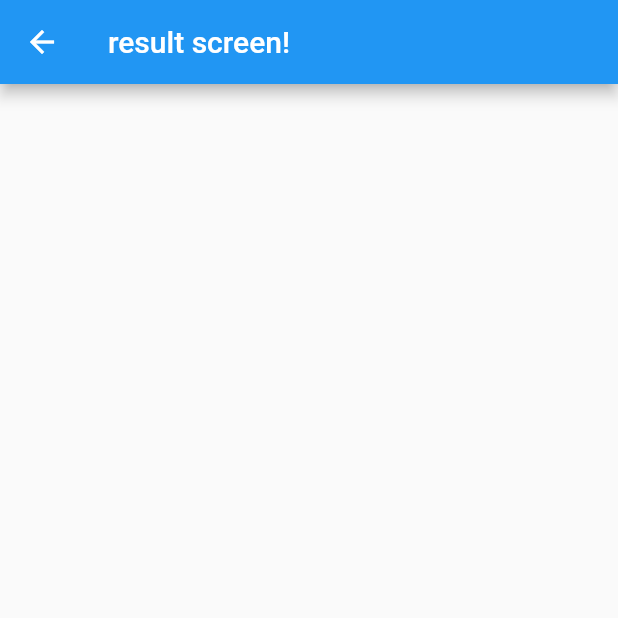
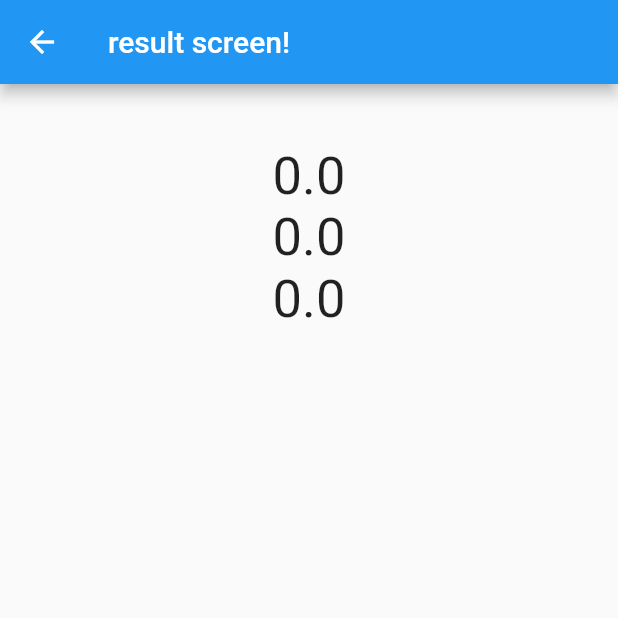
Before and after one commit to NeatKYU/calkulator, a Flutter app: the screen it shows after launch, after a tap on "계산!", on a phone screen of 412 x 824 dp, the top half of it. Run offline on Flutter 3.47's test engine with Material 2 defaults, Android fonts, the phone set to English and light mode, and no system bars; our stand-ins replace shared_preferences.

Commit message:
✨ provider 연결

```diff
--- a/lib/main.dart
+++ b/lib/main.dart
@@ -1,5 +1,7 @@
+import 'package:calkulator/providers/people_provider.dart';
 import 'package:calkulator/screens/calculation_screen.dart';
 import 'package:flutter/material.dart';
+import 'package:provider/provider.dart';
 
 void main() {
   runApp(const MyApp());
@@ -11,7 +13,11 @@ class MyApp extends StatelessWidget {
   // This widget is the root of your application.
   @override
   Widget build(BuildContext context) {
-    return MaterialApp(
+    return MultiProvider(
+      providers: [
+        ChangeNotifierProvider(create: (_) => PeopleProvider()),
+      ],
+      child: MaterialApp(
         title: 'Flutter Demo',
         theme: ThemeData(
             primarySwatch: Colors.blue,
@@ -21,6 +27,7 @@ class MyApp extends StatelessWidget {
               bodySmall: TextStyle(fontSize: 20),
             )),
         home: const CalculationScreen(),
+      ),
     );
   }
 }
--- a/lib/screens/calculation_screen.dart
+++ b/lib/screens/calculation_screen.dart
@@ -19,29 +19,24 @@ class CalculationScreen extends StatelessWidget {
           Row(
             children: [
               GenderBox(
-                  icon: Icon(Icons.male_outlined, size: 100),
-                  label: Text('male'),
-                  setGender: () {
-                    setGender('male');
-                  }),
+                icon: Icon(Icons.male_outlined, size: 100),
+                label: 'male',
+              ),
               GenderBox(
                 icon: Icon(Icons.female_outlined, size: 100),
-                label: Text('female'),
-                setGender: () {
-                  setGender('female');
-                },
+                label: 'female',
               ),
             ],
           ),
-          GaugeBox(label: Text('신장(cm)'), limitNumber: 100),
+          GaugeBox(label: Text('신장(cm)'), limitNumber: 200),
           SizedBox(
             height: 10,
           ),
-          NumberBox(label: Text('age'), limitNumber: 100),
+          NumberBox(label: 'age', limitNumber: 100),
           SizedBox(
             height: 10,
           ),
-          NumberBox(label: Text('weight'), limitNumber: 200),
+          NumberBox(label: 'weight', limitNumber: 200),
           OutlinedButton(
             onPressed: () {
               Navigator.push(context, MaterialPageRoute(builder: (context) {
@@ -55,12 +50,6 @@ class CalculationScreen extends StatelessWidget {
     );
   }
 
-  void setGender(String gender) async {
-    SharedPreferences.setMockInitialValues({});
-    final SharedPreferences prefs = await SharedPreferences.getInstance();
-    await prefs.setString('gender', gender);
-  }
-
   double calculate() {
     // TODO 계산식 ㄲ
 
--- a/lib/screens/result_screen.dart
+++ b/lib/screens/result_screen.dart
@@ -1,4 +1,6 @@
+import 'package:calkulator/providers/people_provider.dart';
 import 'package:flutter/material.dart';
+import 'package:provider/provider.dart';
 
 class ResultScreen extends StatelessWidget {
   const ResultScreen({super.key});
@@ -10,8 +12,22 @@ class ResultScreen extends StatelessWidget {
         title: Text('result screen!'),
       ),
       body: Center(
-        child: Text(''),
-      )
+        child: Column(
+          children: [
+            Text(context.read<PeopleProvider>().gender!),
+            Text(context.read<PeopleProvider>().taller!.toString()),
+            Text(context.read<PeopleProvider>().age!.toString()),
+            Text(context.read<PeopleProvider>().weight!.toString()),
+          ],
+        ),
+      ),
     );
   }
+
+  // String getValue() async {
+  //   final prefs = await SharedPreferences.getInstance();
+  //   final String? gender = prefs.getString('gender')!;
+
+  //   return gender!;
+  // }
 }
--- a/lib/widgets/gender_box.dart
+++ b/lib/widgets/gender_box.dart
@@ -1,16 +1,15 @@
+import 'package:calkulator/providers/people_provider.dart';
 import 'package:flutter/material.dart';
-import 'package:shared_preferences/shared_preferences.dart';
+import 'package:provider/provider.dart';
 
 class GenderBox extends StatelessWidget {
   final Icon icon;
-  final Text label;
-  final VoidCallback setGender;
+  final String label;
 
   const GenderBox({
     super.key,
     required this.icon,
     required this.label,
-    required this.setGender,
   });
 
   @override
@@ -20,7 +19,8 @@ class GenderBox extends StatelessWidget {
       onTap: () {
         // TODO gender change
         print('선택!');
-        setGender();
+        // setGender();
+        context.read<PeopleProvider>().setGender(label);
       },
       child: Padding(
         padding: const EdgeInsets.all(8),
@@ -35,7 +35,7 @@ class GenderBox extends StatelessWidget {
             mainAxisAlignment: MainAxisAlignment.center,
             children: [
               icon,
-              label,
+              Text(label),
             ],
           ),
         ),
--- a/lib/widgets/number_box.dart
+++ b/lib/widgets/number_box.dart
@@ -1,8 +1,10 @@
+import 'package:calkulator/providers/people_provider.dart';
 import 'package:flutter/cupertino.dart';
 import 'package:flutter/material.dart';
+import 'package:provider/provider.dart';
 
 class NumberBox extends StatefulWidget {
-  final Text label;
+  final String label;
   final int limitNumber;
   const NumberBox({
     super.key,
@@ -36,7 +38,7 @@ class _NumberBoxState extends State<NumberBox> {
             child: Column(
               mainAxisAlignment: MainAxisAlignment.center,
               children: [
-                Center(child: widget.label),
+                Center(child: Text(widget.label)),
                 Text('$_num'),
               ],
             ),
@@ -47,8 +49,13 @@ class _NumberBoxState extends State<NumberBox> {
               itemExtent: 50, // 아이템 height
               onSelectedItemChanged: (value) {
                 setState(() {
-                  _num = value+1;
+                  _num = value + 1;
                 });
+                if (widget.label == 'age') {
+                  context.read<PeopleProvider>().setAge(value + 1);
+                } else {
+                  context.read<PeopleProvider>().setWeight(value + 1);
+                }
               },
               children: List.generate(
                 widget.limitNumber,
```
Also changed, not shown: lib/widgets/gauge_box.dart (+3 -8 lines). Lines whose indentation alone changed are shown as unchanged.
